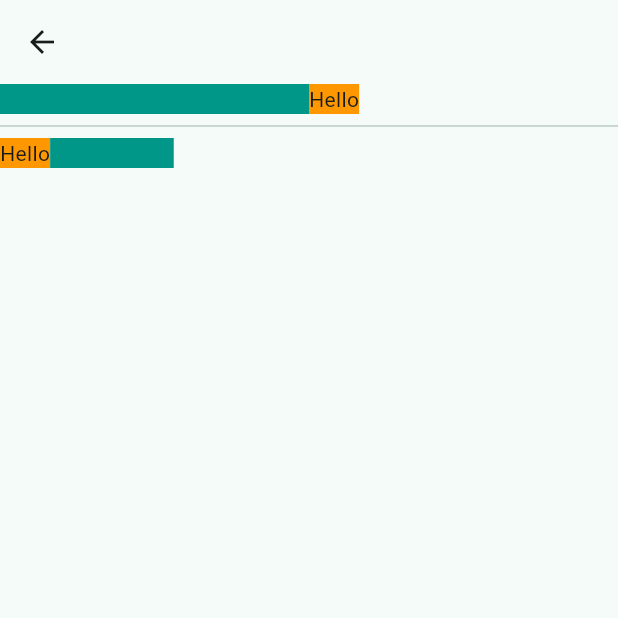
After one commit to sanke46/fitness_crm, a Flutter app: the SettingPage screen opened directly, after a tap on "Show flexible and Expanded", on a phone screen of 412 x 824 dp, the top half of it. The commit adds this screen. Run offline on Flutter 3.47's test engine with Material 3 defaults, Android fonts, the phone set to English and light mode, and no system bars; our stand-ins replace lottie, shared_preferences; accounts and stored records are empty.

Commit message:
check Expanded and Flexible widget

```diff
--- /dev/null
+++ b/lib/views/pages/exoanded_flexible_page.dart
@@ -0,0 +1,42 @@
+import 'package:flutter/material.dart';
+
+class ExpendedFlexiblePage extends StatelessWidget {
+  const ExpendedFlexiblePage({super.key});
+
+  @override
+  Widget build(BuildContext context) {
+    return Scaffold(
+      appBar: AppBar(),
+      body: Column(
+        children: [
+          Row(
+            children: [
+              Expanded(child: Container(height: 20.0, color: Colors.teal)),
+              Flexible(
+                child: Container(
+                  height: 20.0,
+                  color: Colors.orange,
+                  child: Text('Hello'),
+                ),
+              ),
+            ],
+          ),
+          Divider(),
+          Row(
+            children: [
+              Flexible(
+                flex: 4,
+                child: Container(
+                  height: 20.0,
+                  color: Colors.orange,
+                  child: Text('Hello'),
+                ),
+              ),
+              Expanded(child: Container(height: 20.0, color: Colors.teal)),
+            ],
+          ),
+        ],
+      ),
+    );
+  }
+}
--- a/lib/views/pages/setting_page.dart
+++ b/lib/views/pages/setting_page.dart
@@ -1,3 +1,5 @@
+import 'package:fitness_crm/views/pages/exoanded_flexible_page.dart';
+import 'package:fitness_crm/views/pages/login_page.dart';
 import 'package:flutter/material.dart';
 
 class SettingPage extends StatefulWidget {
@@ -141,7 +143,19 @@ class _SettingPageState extends State<SettingPage> {
                   color: Colors.white12,
                 ),
               ),
-              ElevatedButton(onPressed: () {}, child: Text("Click me")),
+              ElevatedButton(
+                onPressed: () {
+                  Navigator.push(
+                    context,
+                    MaterialPageRoute(
+                      builder: (context) {
+                        return ExpendedFlexiblePage();
+                      },
+                    ),
+                  );
+                },
+                child: Text("Show flexible and Expanded"),
+              ),
               FilledButton(onPressed: () {}, child: Text("Click me")),
               TextButton(onPressed: () {}, child: Text("Click me")),
               OutlinedButton(onPressed: () {}, child: Text("Click me")),
```
